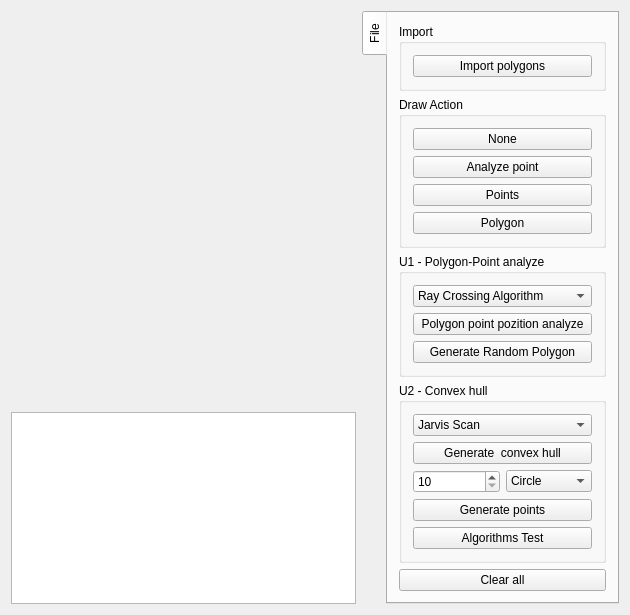
Robinpf/ADK_Pflug_Klemsa, file Mapper/widget.ui: the form before one commit.
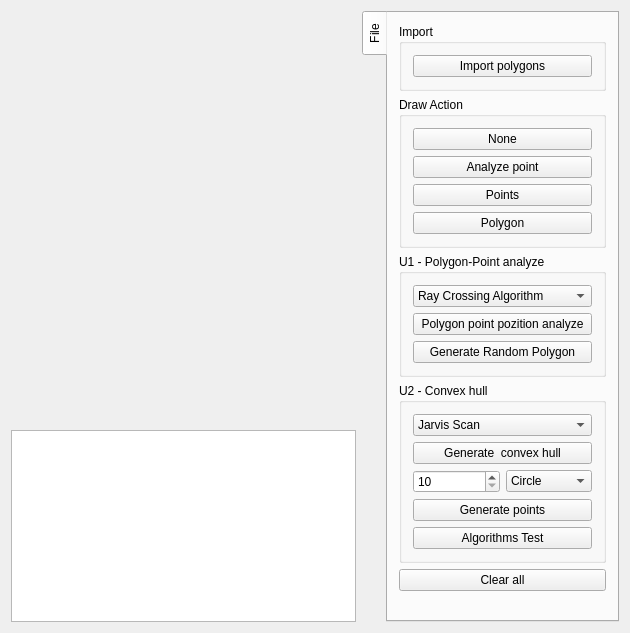
The form after the commit. Custom widgets are drawn as their Qt base class.

What changed in the file:
```diff
--- a/Mapper/widget.ui
+++ b/Mapper/widget.ui
@@ -7,7 +7,7 @@
     <x>0</x>
     <y>0</y>
     <width>630</width>
-    <height>603</height>
+    <height>633</height>
    </rect>
   </property>
   <property name="windowTitle">
```
Left out of the diff: 2 changed lines with no effect on the pictures.
